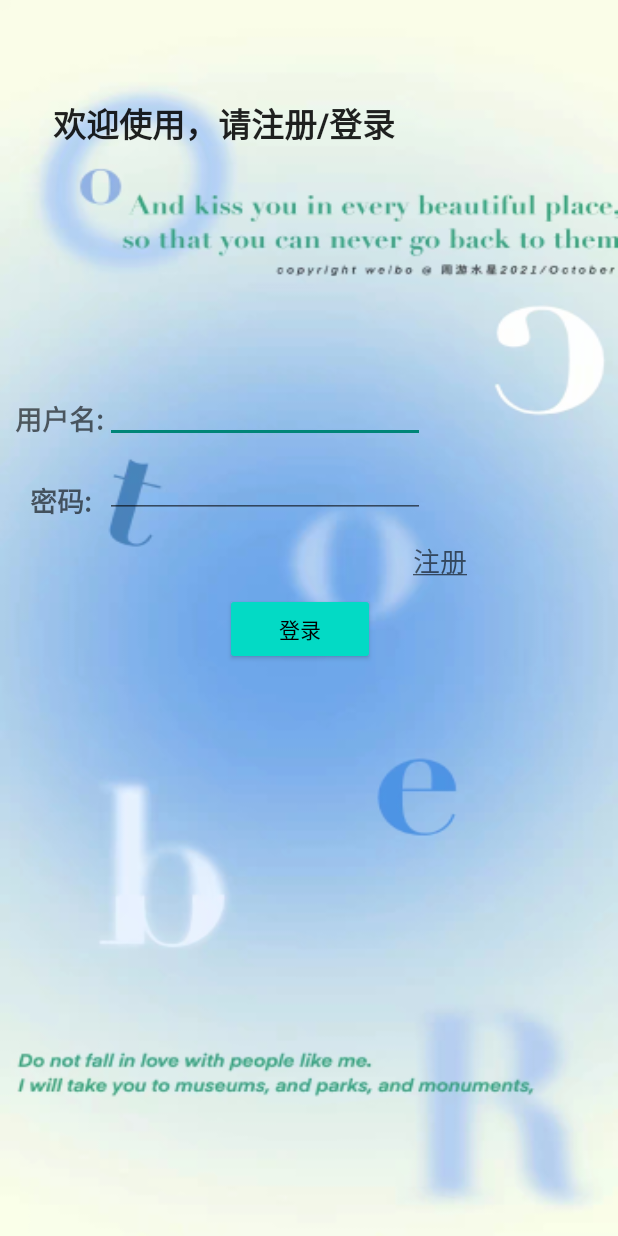
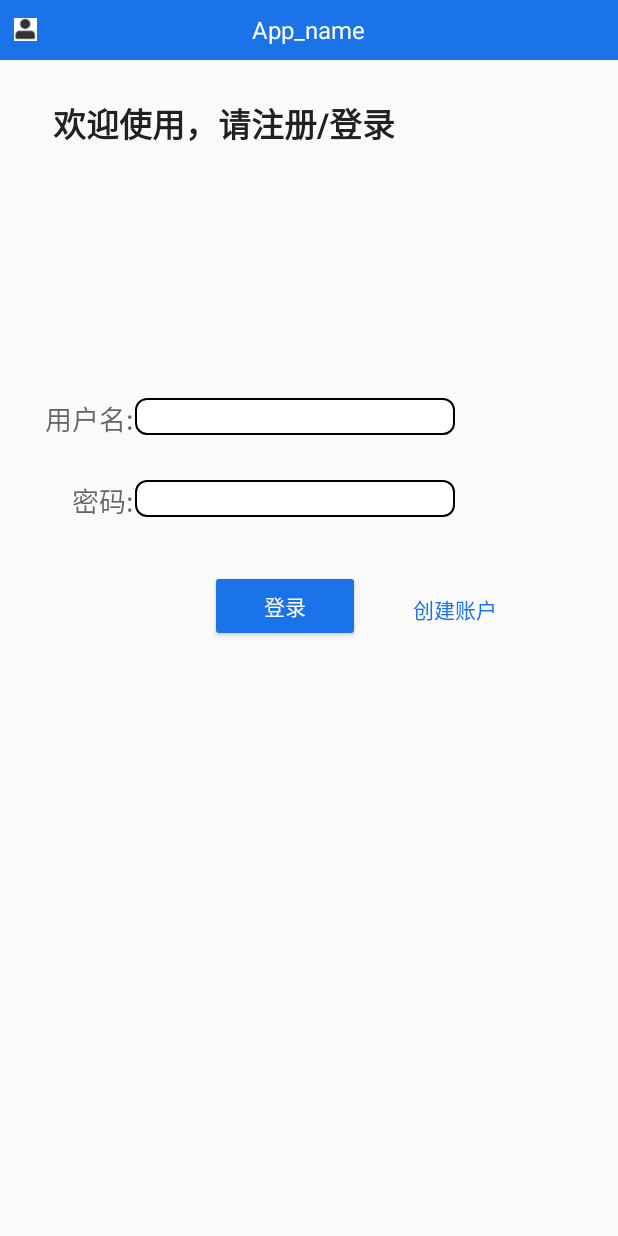
Before and after one commit to codejoker-c/water-transport-research, an Android app: the screen it shows after launch (MainActivity), on a phone screen of 412 x 824 dp. Run offline under Robolectric (Android 15) with nearby library versions, the phone set to English and light mode, and no system bars; our stand-ins replace Room's generated code.

Commit message:
login and register finished

```diff
--- a/HelloWorld/app/build.gradle
+++ b/HelloWorld/app/build.gradle
@@ -38,6 +38,7 @@ android {
 
 dependencies {
     implementation 'com.google.firebase:firebase-crashlytics-buildtools:2.7.1'
+    implementation 'com.google.firebase:firebase-firestore:24.0.1'
     def room_version = "2.4.1"
     implementation "androidx.appcompat:appcompat:$rootProject.appCompatVersion"
 
--- a/HelloWorld/app/src/main/java/com/example/helloworld/MainActivity.java
+++ b/HelloWorld/app/src/main/java/com/example/helloworld/MainActivity.java
@@ -3,14 +3,15 @@ package com.example.helloworld;
 import androidx.appcompat.app.AppCompatActivity;
 import androidx.lifecycle.ViewModelProvider;
 
-import android.content.DialogInterface;
 import android.content.Intent;
 import android.os.Bundle;
 import android.view.View;
 import android.widget.Button;
 import android.widget.EditText;
-import android.widget.ImageView;
 import android.widget.TextView;
+
+import com.example.helloworld.database.User;
+import com.example.helloworld.viewmodel.WT_ViewModel;
 
 import java.util.concurrent.ExecutionException;
 
@@ -31,7 +32,7 @@ public class MainActivity extends AppCompatActivity {
 
         login_btn=findViewById(R.id.login_btn);
         //imageview=findViewById(R.id.login_pic);
-        textView=findViewById(R.id.textView);
+        textView=findViewById(R.id.reg_textView);
         login_username=findViewById(R.id.login_username);
         login_password=findViewById(R.id.login_password);
         error = findViewById(R.id.login_error);
--- a/HelloWorld/app/src/main/java/com/example/helloworld/User.java
+++ b/HelloWorld/app/src/main/java/com/example/helloworld/database/User.java
@@ -1,4 +1,4 @@
-package com.example.helloworld;
+package com.example.helloworld.database;
 
 
 import androidx.annotation.NonNull;
--- a/HelloWorld/app/src/main/java/com/example/helloworld/UserDao.java
+++ b/HelloWorld/app/src/main/java/com/example/helloworld/database/UserDao.java
@@ -1,4 +1,4 @@
-package com.example.helloworld;
+package com.example.helloworld.database;
 
 
 import androidx.lifecycle.LiveData;
--- a/HelloWorld/app/src/main/java/com/example/helloworld/WT_Repository.java
+++ b/HelloWorld/app/src/main/java/com/example/helloworld/database/WT_Repository.java
@@ -1,24 +1,25 @@
-package com.example.helloworld;
+package com.example.helloworld.database;
 
 import android.app.Application;
 
+
 import com.google.common.util.concurrent.ListenableFuture;
 
-class WT_Repository {
+public class WT_Repository {
     private UserDao mUserDao;
 
-    WT_Repository(Application application){
+    public WT_Repository(Application application){
         WT_RoomDatabase db = WT_RoomDatabase.getDatabase(application);
         mUserDao = db.userDao();
     }
 
-    void insert(User user){
+    public void insert(User user){
         WT_RoomDatabase.databaseWriteExecutor.execute(()-> {
             mUserDao.insert(user);
         });
     }
 
-    ListenableFuture<User> findUserWithUsername(String un){
+    public ListenableFuture<User> findUserWithUsername(String un){
         return mUserDao.findUserWithUsername(un);
     }
 }
--- a/HelloWorld/app/src/main/java/com/example/helloworld/WT_RoomDatabase.java
+++ b/HelloWorld/app/src/main/java/com/example/helloworld/database/WT_RoomDatabase.java
@@ -1,4 +1,4 @@
-package com.example.helloworld;
+package com.example.helloworld.database;
 
 
 import android.content.Context;
@@ -9,6 +9,7 @@ import androidx.room.Insert;
 import androidx.room.Room;
 import androidx.room.RoomDatabase;
 import androidx.sqlite.db.SupportSQLiteDatabase;
+
 
 import java.util.concurrent.ExecutorService;
 import java.util.concurrent.Executors;
--- a/HelloWorld/app/src/main/java/com/example/helloworld/WT_ViewModel.java
+++ b/HelloWorld/app/src/main/java/com/example/helloworld/viewmodel/WT_ViewModel.java
@@ -1,10 +1,12 @@
-package com.example.helloworld;
+package com.example.helloworld.viewmodel;
 
 
 import android.app.Application;
 
 import androidx.lifecycle.AndroidViewModel;
 
+import com.example.helloworld.database.User;
+import com.example.helloworld.database.WT_Repository;
 import com.google.common.util.concurrent.ListenableFuture;
 
 public class WT_ViewModel extends AndroidViewModel {
--- a/HelloWorld/app/src/main/res/layout/activity_main.xml
+++ b/HelloWorld/app/src/main/res/layout/activity_main.xml
@@ -4,27 +4,27 @@
     xmlns:tools="http://schemas.android.com/tools"
     android:layout_width="match_parent"
     android:layout_height="match_parent"
-    android:background="@mipmap/login_pic"
     tools:context=".MainActivity"
     >
 
+    <include layout="@layout/main_titlebar"/>
 
     <Button
         android:id="@+id/login_btn"
         android:layout_width="100dp"
         android:layout_height="wrap_content"
         android:text="登录"
-        android:textColor="@color/black"
-        android:layout_marginLeft="150dp"
-        android:layout_marginTop="395dp"
-        android:backgroundTint="@color/teal_200"
+        android:textColor="@color/white"
+        android:layout_marginLeft="140dp"
+        android:layout_marginTop="380dp"
+        android:backgroundTint="@color/blue"
         android:clickable="true"
         android:onClick="onClick">
     </Button>
 
 
     <TextView
-        android:id="@+id/textView"
+        android:id="@+id/reg_textView"
         android:layout_width="277dp"
         android:layout_height="44dp"
         android:layout_marginLeft="30dp"
@@ -38,61 +38,60 @@
 
     <TextView
         android:id="@+id/register"
-        android:layout_width="60dp"
-        android:layout_height="30dp"
-        android:layout_marginLeft="275dp"
-        android:layout_marginTop="360dp"
-        android:textAppearance="@style/TextAppearance.AppCompat.Medium"
-        android:text="@string/reg"
-
+        android:layout_width="wrap_content"
+        android:layout_height="wrap_content"
+        android:layout_marginStart="275dp"
+        android:layout_marginTop="395dp"
+        android:clickable="true"
+        android:text="创建账户"
+        android:textColor="@color/blue"
         android:onClick="onClick"
-        ></TextView>
+        />
 
     <TextView
-        android:layout_width="match_parent"
-        android:layout_height="match_parent"
+        android:layout_width="wrap_content"
+        android:layout_height="wrap_content"
         android:text="用户名:"
-        android:textStyle="bold"
         android:textAppearance="@style/TextAppearance.AppCompat.Medium"
-        android:layout_marginLeft="10dp"
+        android:layout_marginLeft="30dp"
         android:layout_marginTop="265dp"
-        ></TextView>
+        />
 
     <EditText
         android:id="@+id/login_username"
         android:layout_width="wrap_content"
         android:layout_height="wrap_content"
-        android:layout_marginLeft="70dp"
-        android:layout_marginTop="250dp"
+        android:layout_marginLeft="90dp"
+        android:layout_marginTop="265dp"
         android:ems="10"
         android:inputType="textPersonName"
+        android:background="@drawable/round_editstyle"
          />
 
     <TextView
-        android:layout_width="match_parent"
-        android:layout_height="match_parent"
-        android:layout_marginLeft="20dp"
+        android:layout_width="wrap_content"
+        android:layout_height="wrap_content"
+        android:layout_marginLeft="48dp"
         android:layout_marginTop="320dp"
         android:text="密码:"
-        android:textAppearance="@style/TextAppearance.AppCompat.Medium"
-        android:textStyle="bold"></TextView>
+        android:textAppearance="@style/TextAppearance.AppCompat.Medium" />
 
     <EditText
         android:id="@+id/login_password"
         android:layout_width="wrap_content"
         android:layout_height="wrap_content"
-        android:layout_marginLeft="70dp"
-        android:layout_marginTop="300dp"
+        android:layout_marginLeft="90dp"
+        android:layout_marginTop="320dp"
         android:ems="10"
         android:inputType="textPassword"
-        android:visibility="visible" />
+        android:background="@drawable/round_editstyle"/>
 
     <TextView
         android:id="@+id/login_error"
         android:layout_width="wrap_content"
         android:layout_height="wrap_content"
         android:text=""
-        android:layout_marginStart="70dp"
+        android:layout_marginStart="90dp"
         android:layout_marginTop="360dp"
         android:textColor="@color/red"
         android:visibility="invisible"
--- /dev/null
+++ b/HelloWorld/app/src/main/res/layout/main_titlebar.xml
@@ -0,0 +1,34 @@
+<?xml version="1.0" encoding="utf-8"?>
+<RelativeLayout xmlns:android="http://schemas.android.com/apk/res/android"
+    android:layout_width="match_parent"
+    android:layout_height="40dp"
+    android:background="@color/blue"
+>
+
+    <ImageButton
+        android:id="@+id/ib_menu"
+        android:layout_width="18dp"
+        android:layout_height="18dp"
+        android:layout_centerVertical="true"
+        android:layout_marginStart="8dp"
+        android:background="@android:color/transparent"
+        android:padding="1dp"
+        android:foregroundGravity="center"
+        android:scaleType="fitCenter"
+        android:src="@drawable/img_menu"
+        android:visibility="visible"
+        android:onClick="onClick"
+        />
+
+    <TextView
+        android:layout_width="wrap_content"
+        android:layout_height="wrap_content"
+        android:text="App_name"
+        android:textColor="@color/white"
+        android:textSize="16sp"
+        android:layout_centerHorizontal="true"
+        android:layout_centerVertical="true"
+        />
+
+
+</RelativeLayout>
--- a/HelloWorld/app/src/main/res/values/colors.xml
+++ b/HelloWorld/app/src/main/res/values/colors.xml
@@ -8,4 +8,5 @@
     <color name="black">#FF000000</color>
     <color name="white">#FFFFFFFF</color>
     <color name="red">#D93025</color>
+    <color name="blue">#1a73e8</color>
 </resources>
```
Also changed, not shown: HelloWorld/app/src/main/java/com/example/helloworld/RegActivity.java (+6 -3 lines), HelloWorld/app/src/main/res/layout/activity_reg.xml (+43 -35 lines), HelloWorld/app/src/main/res/drawable/img_menu.png (added).
